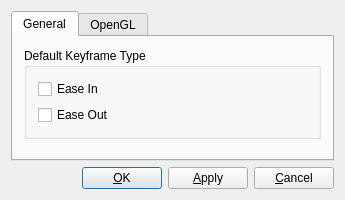
Qt form src/settingsdialogform.ui (tapple/animik) before a commit.
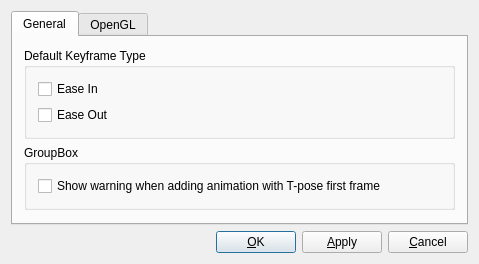
The same form after that commit.

The edit to the form file:
```diff
--- a/src/settingsdialogform.ui
+++ b/src/settingsdialogform.ui
@@ -4,12 +4,12 @@
   <property name="windowModality" >
    <enum>Qt::WindowModal</enum>
   </property>
-  <property name="geometry" >
+  <property name="geometry">
    <rect>
     <x>0</x>
     <y>0</y>
-    <width>337</width>
-    <height>200</height>
+    <width>479</width>
+    <height>240</height>
    </rect>
   </property>
   <property name="windowTitle" >
@@ -79,6 +79,22 @@
          </layout>
         </widget>
        </item>
+       <item>
+        <widget class="QGroupBox" name="groupBox">
+         <property name="title">
+          <string>GroupBox</string>
+         </property>
+         <layout class="QVBoxLayout" name="verticalLayout">
+          <item>
+           <widget class="QCheckBox" name="tPoseWarningCheckBox">
+            <property name="text">
+             <string>Show warning when adding animation with T-pose first frame</string>
+            </property>
+           </widget>
+          </item>
+         </layout>
+        </widget>
+       </item>
        <item>
         <spacer>
          <property name="orientation" >
@@ -195,7 +211,7 @@
    </item>
   </layout>
  </widget>
- <layoutdefault spacing="6" margin="11" />
+ <layoutdefault spacing="6" margin="11"/>
  <pixmapfunction>qPixmapFromMimeSource</pixmapfunction>
  <resources/>
  <connections/>
```
Left out of the diff: 119 changed lines with no effect on the pictures.
